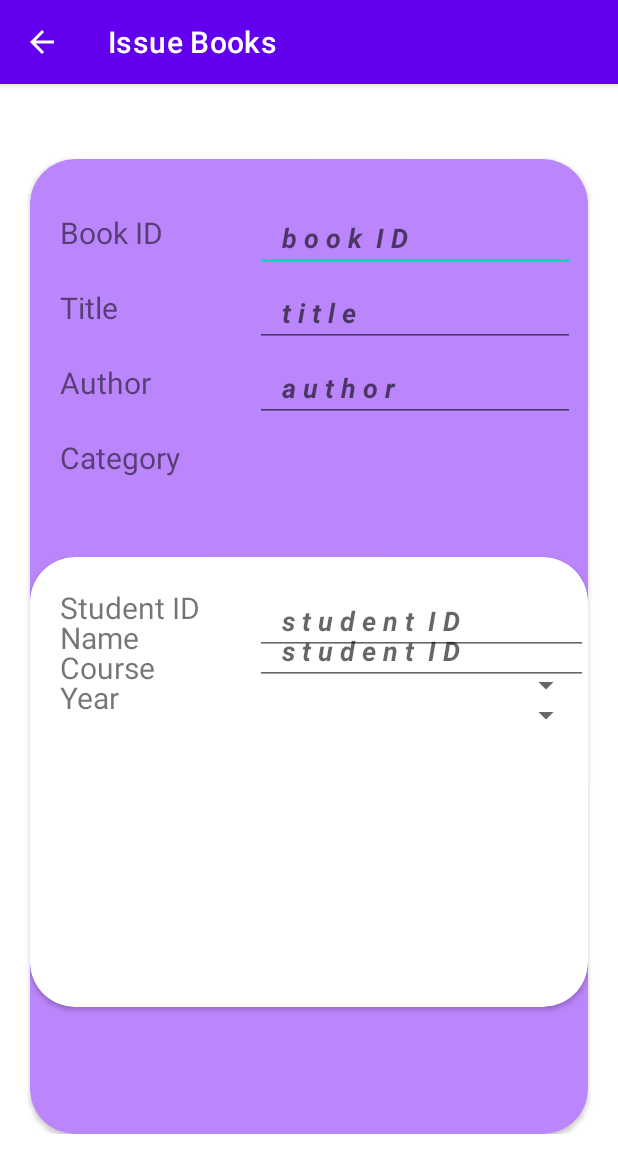
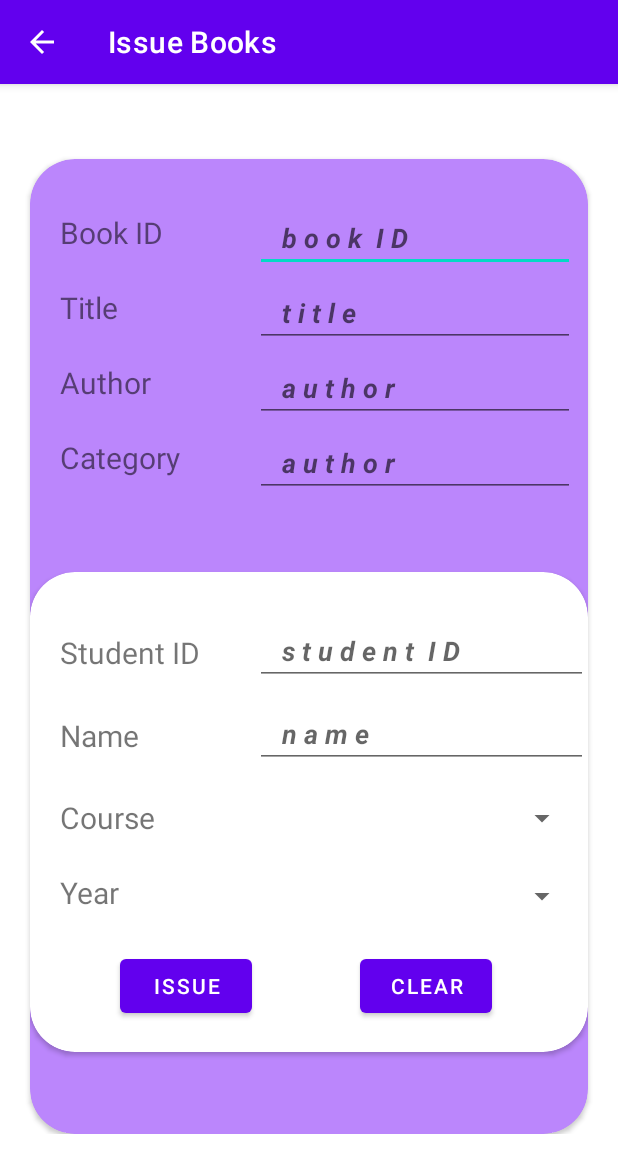
Before and after one commit to Aryan568/LMS-Android-, an Android app: the IssueBooks screen opened directly, with no data from a screen before it, on a phone screen of 412 x 824 dp. Shown: the top 1173 px of the screen. Run offline under Robolectric (Android 15) with nearby library versions, the phone set to English and light mode, and no system bars; our stand-ins replace Firebase (no records; nobody signed in at launch, a user with empty details on screens opened directly).

Commit message:
Library CRUD Application(Android)

```diff
--- a/app/src/main/res/layout/activity_issue_books.xml
+++ b/app/src/main/res/layout/activity_issue_books.xml
@@ -135,9 +135,27 @@
                             app:layout_constraintStart_toStartOf="parent"
                             app:layout_constraintTop_toTopOf="@id/textView9"
                             app:layout_constraintVertical_bias="0.456" />
+
+                        <EditText
+                            android:id="@+id/category"
+                            android:layout_width="wrap_content"
+                            android:layout_height="wrap_content"
+                            android:layout_marginLeft="150dp"
+                            android:layout_marginTop="-35dp"
+                            android:ems="10"
+                            android:hint="   a u t h o r"
+                            android:inputType="textPersonName"
+                            android:textStyle="bold|italic"
+                            app:layout_constraintBottom_toBottomOf="@id/fName"
+                            app:layout_constraintEnd_toEndOf="parent"
+                            app:layout_constraintHorizontal_bias="0.855"
+                            app:layout_constraintStart_toStartOf="parent"
+                            app:layout_constraintTop_toTopOf="@id/CourseSpin"
+                            app:layout_constraintVertical_bias="0.362" />
+
                         <androidx.cardview.widget.CardView
                             android:layout_width="match_parent"
-                                android:layout_height="300dp"
+                            android:layout_height="320dp"
                             android:layout_marginTop="50dp"
                             app:cardCornerRadius="30dp">
 
@@ -146,7 +164,7 @@
                                 android:layout_width="100dp"
                                 android:layout_height="30dp"
                                 android:layout_marginLeft="20dp"
-                                        android:layout_marginTop="20dp"
+                                android:layout_marginTop="40dp"
                                 android:text="Student ID"
                                 android:textSize="20dp"
                                 app:layout_constraintBottom_toBottomOf="parent"
@@ -161,7 +179,7 @@
                                 android:layout_width="match_parent"
                                 android:layout_height="wrap_content"
                                 android:layout_marginLeft="150dp"
-                                    android:layout_marginTop="20dp"
+                                android:layout_marginTop="30dp"
                                 android:ems="10"
                                 android:hint="   s t u d e n t  I D"
                                 android:inputType="number"
@@ -178,7 +196,7 @@
                                 android:layout_width="100dp"
                                 android:layout_height="30dp"
                                 android:layout_marginLeft="20dp"
-                                    android:layout_marginTop="40dp"
+                                android:layout_marginTop="95dp"
                                 android:text="Name"
                                 android:textSize="20dp"
                                 app:layout_constraintBottom_toBottomOf="@id/textView8"
@@ -193,9 +211,9 @@
                                 android:layout_width="match_parent"
                                 android:layout_height="wrap_content"
                                 android:layout_marginLeft="150dp"
-                                    android:layout_marginTop="40dp"
+                                android:layout_marginTop="85dp"
                                 android:ems="10"
-                                    android:hint="   s t u d e n t  I D"
+                                android:hint="   n a m e"
                                 android:inputType="number"
                                 android:textStyle="bold|italic"
                                 app:layout_constraintBottom_toBottomOf="parent"
@@ -210,7 +228,7 @@
                                 android:layout_width="100dp"
                                 android:layout_height="30dp"
                                 android:layout_marginLeft="20dp"
-                                    android:layout_marginTop="60dp"
+                                android:layout_marginTop="150dp"
                                 android:text="Course"
                                 android:textSize="20dp"
                                 app:layout_constraintBottom_toBottomOf="@id/textView7"
@@ -222,10 +240,10 @@
 
                             <Spinner
                                 android:id="@+id/CourseSpin"
-                                    android:layout_width="218dp"
-                                    android:layout_height="51dp"
+                                android:layout_width="215dp"
+                                android:layout_height="48dp"
                                 android:layout_marginLeft="150dp"
-                                    android:layout_marginTop="60dp"
+                                android:layout_marginTop="140dp"
                                 app:layout_constraintBottom_toBottomOf="@id/lName"
                                 app:layout_constraintEnd_toEndOf="parent"
                                 app:layout_constraintHorizontal_bias="0.849"
@@ -238,7 +256,7 @@
                                 android:layout_width="100dp"
                                 android:layout_height="30dp"
                                 android:layout_marginLeft="20dp"
-                                    android:layout_marginTop="80dp"
+                                android:layout_marginTop="200dp"
                                 android:text="Year"
                                 android:textSize="20dp"
                                 app:layout_constraintBottom_toBottomOf="@id/textView8"
@@ -250,16 +268,32 @@
 
                             <Spinner
                                 android:id="@+id/YearSpin"
-                                    android:layout_width="218dp"
-                                    android:layout_height="51dp"
+                                android:layout_width="215dp"
+                                android:layout_height="48dp"
                                 android:layout_marginLeft="150dp"
-                                    android:layout_marginTop="80dp"
+                                android:layout_marginTop="192dp"
                                 app:layout_constraintBottom_toBottomOf="@id/CourseSpin"
                                 app:layout_constraintEnd_toEndOf="parent"
                                 app:layout_constraintHorizontal_bias="0.849"
                                 app:layout_constraintStart_toStartOf="parent"
                                 app:layout_constraintTop_toTopOf="parent"
                                 app:layout_constraintVertical_bias="0.58" />
+
+                            <Button
+                                android:layout_width="wrap_content"
+                                android:layout_height="wrap_content"
+                                android:layout_gravity="bottom"
+                                android:layout_marginBottom="20dp"
+                                android:layout_marginLeft="60dp"
+                                android:text="Issue" />
+
+                            <Button
+                                android:layout_width="wrap_content"
+                                android:layout_height="wrap_content"
+                                android:layout_gravity="bottom"
+                                android:layout_marginBottom="20dp"
+                                android:layout_marginLeft="220dp"
+                                android:text="Clear"/>
                         </androidx.cardview.widget.CardView>
                     </LinearLayout>
                 </androidx.cardview.widget.CardView>
```
Lines whose indentation alone changed are shown as unchanged.
